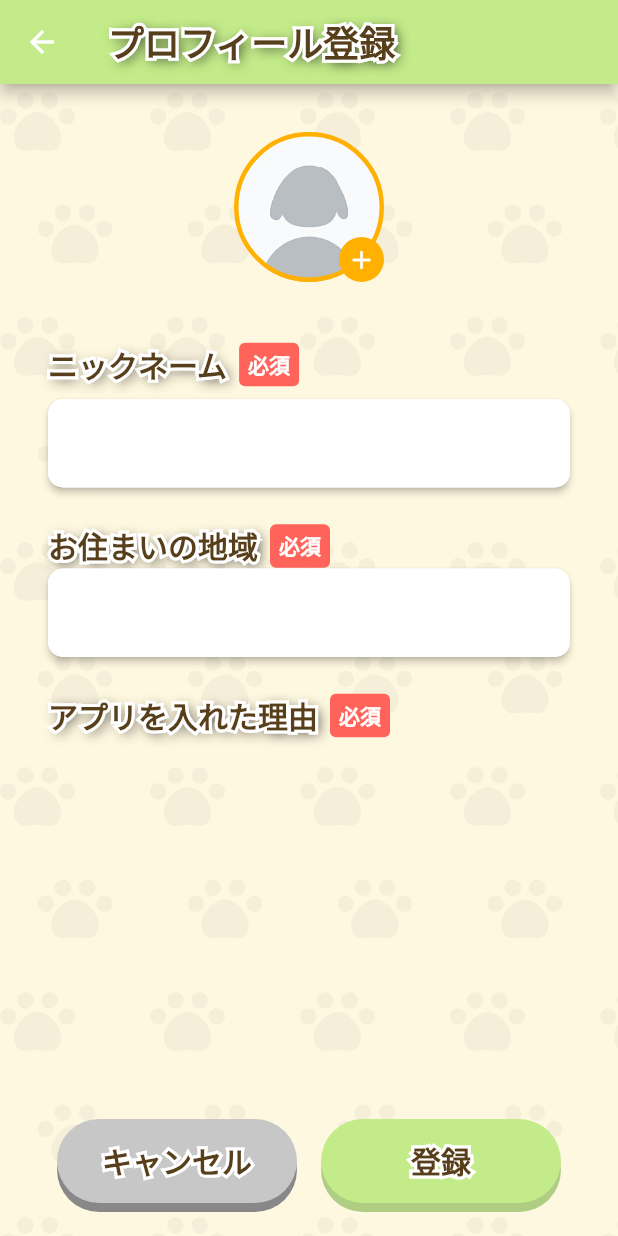
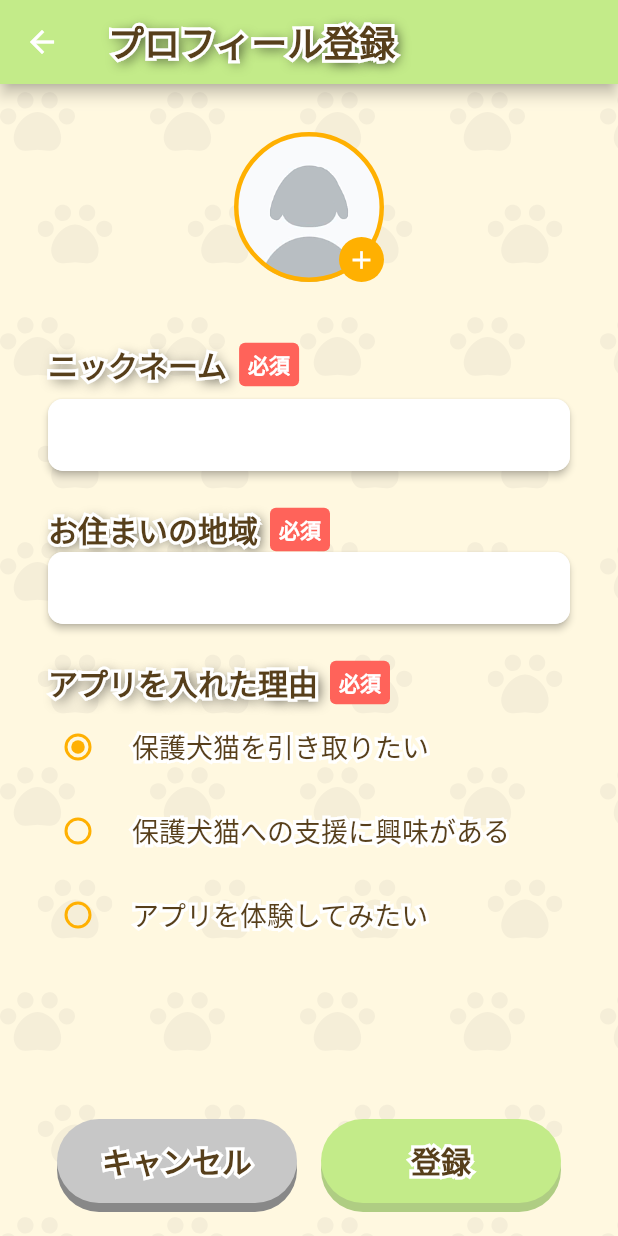
Before and after one commit to mosamosamosamosa/Anitection, a Flutter app: the InitialProfileEditorScreen screen opened directly, on a phone screen of 412 x 824 dp. Run offline on Flutter 3.47's test engine with Material 2 defaults, Android fonts, the phone set to English and light mode, and no system bars; our stand-ins replace dio, flutter_chat_bubble, flutter_dotenv, flutter_riverpod, flutter_svg, google_fonts and 2 more; generated files the repository leaves out were written again; network calls fail.

Commit message:
feat: レイアウトを実装

```diff
--- a/anitection/lib/screens/initial_profile/initial_profile_editor_screen.dart
+++ b/anitection/lib/screens/initial_profile/initial_profile_editor_screen.dart
@@ -17,6 +17,7 @@
     extends ConsumerState<InitialProfileEditorScreen> {
   final _formKey = GlobalKey<FormState>();
   final _nicknameController = TextEditingController();
+  final _liveController = TextEditingController();
 
   @override
   Widget build(BuildContext context) {
@@ -75,6 +76,9 @@
                         child: TextFormField(
                           controller: _nicknameController,
                           decoration: const InputDecoration(
+                            contentPadding: EdgeInsets.symmetric(
+                                vertical: 8, horizontal: 8,
+                            ),
                             fillColor: Colors.white,
                             labelStyle: TextStyle(
                               color: Color(0x664B4B4B),
@@ -97,7 +101,7 @@
                           borderRadius: BorderRadius.circular(10),
                         ),
                         child: TextFormField(
-                          controller: _nicknameController,
+                          controller: _liveController,
                           decoration: const InputDecoration(
                             fillColor: Colors.white,
                             labelStyle: TextStyle(
@@ -107,14 +111,42 @@
                             filled: true,
                             border: OutlineInputBorder(
                               borderRadius:
-                              BorderRadius.all(Radius.circular(10)),
+                                  BorderRadius.all(Radius.circular(10)),
                               borderSide: BorderSide.none,
+                            ),
+                            contentPadding: EdgeInsets.symmetric(
+                              vertical: 8, horizontal: 8,
                             ),
                           ),
                         ),
                       ),
                       const SizedBox(height: 24),
                       const InstallReasonHeader(),
+                      Column(
+                        crossAxisAlignment: CrossAxisAlignment.start,
+                        mainAxisAlignment: MainAxisAlignment.start,
+                        children: [
+                          // radio
+                          RadioSelection(
+                            title: "保護犬猫を引き取りたい",
+                            onChanged: (v) {},
+                            groupValue: "a",
+                            value: "a",
+                          ),
+                          RadioSelection(
+                            title: "保護犬猫への支援に興味がある",
+                            onChanged: (v) {},
+                            groupValue: "a",
+                            value: "b",
+                          ),
+                          RadioSelection(
+                            title: "アプリを体験してみたい",
+                            onChanged: (v) {},
+                            groupValue: "a",
+                            value: "c",
+                          ),
+                        ],
+                      ),
                     ],
                   ),
                 ),
@@ -347,3 +379,37 @@
     );
   }
 }
+
+class RadioSelection<T> extends StatelessWidget {
+  const RadioSelection(
+      {super.key,
+      required this.title,
+      required this.onChanged,
+      required this.groupValue,
+      required this.value});
+
+  final String title;
+  final ValueChanged<T?>? onChanged;
+  final T? groupValue;
+  final T value;
+
+  @override
+  Widget build(BuildContext context) {
+    return Theme(
+      data: ThemeData(unselectedWidgetColor: const Color(0xFFFFB001)),
+      child: RadioListTile(
+        activeColor: const Color(0xFFFFB001),
+        value: value,
+        groupValue: groupValue,
+        onChanged: onChanged,
+        contentPadding: EdgeInsets.zero,
+        title: StrokeText(
+          text: title,
+          strokeWidth: 4,
+          strokeColor: Colors.white,
+          textStyle: const TextStyle(color: Color(0xFF573F1B), fontSize: 18),
+        ),
+      ),
+    );
+  }
+}
```
